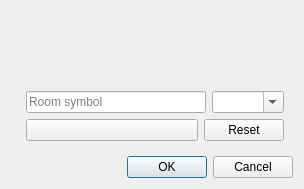
Qt form src/ui/room_symbol.ui (Mudlet/Mudlet) before a commit.
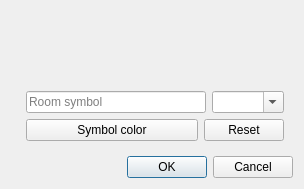
The same form after that commit.

Commit message: fix room symbol selection issues

Patch:
```diff
--- a/src/ui/room_symbol.ui
+++ b/src/ui/room_symbol.ui
@@ -132,6 +132,11 @@
                 <verstretch>0</verstretch>
                </sizepolicy>
               </property>
+              <property name="font">
+               <font>
+                <pointsize>9</pointsize>
+               </font>
+              </property>
               <property name="toolTip">
                <string>Color of to use for the room symbol(s)</string>
               </property>
@@ -139,7 +144,7 @@
                <bool>true</bool>
               </property>
               <property name="text">
-               <string/>
+               <string>Symbol color</string>
               </property>
              </widget>
             </item>
```
The commit also changes 4 other files.
